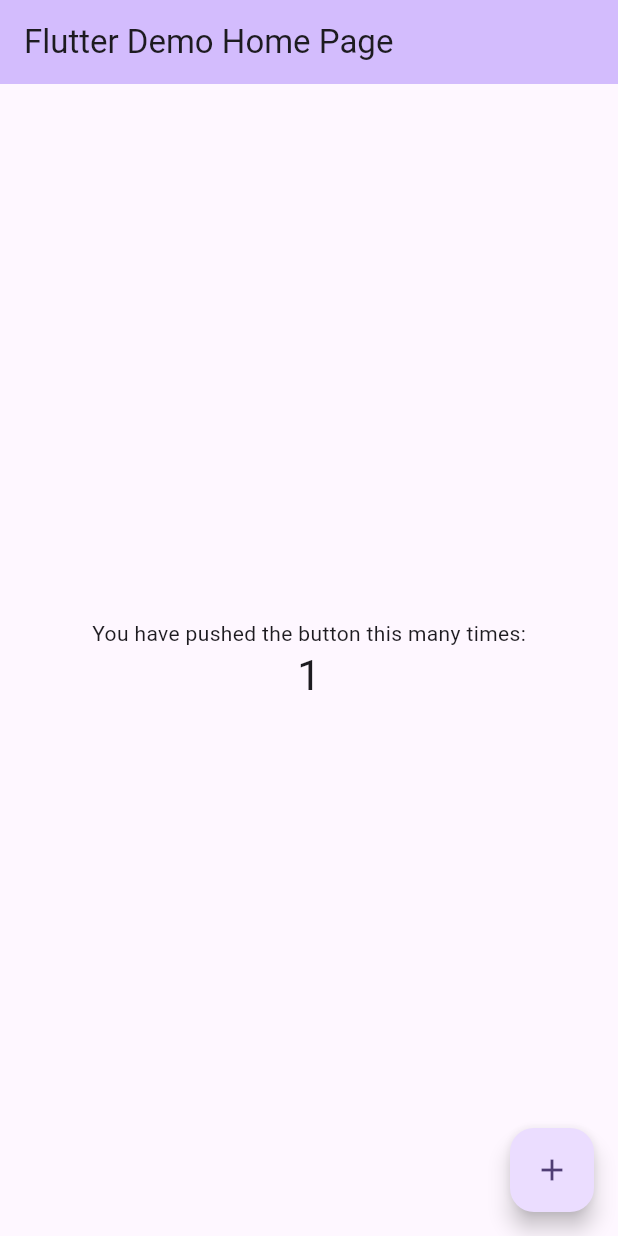
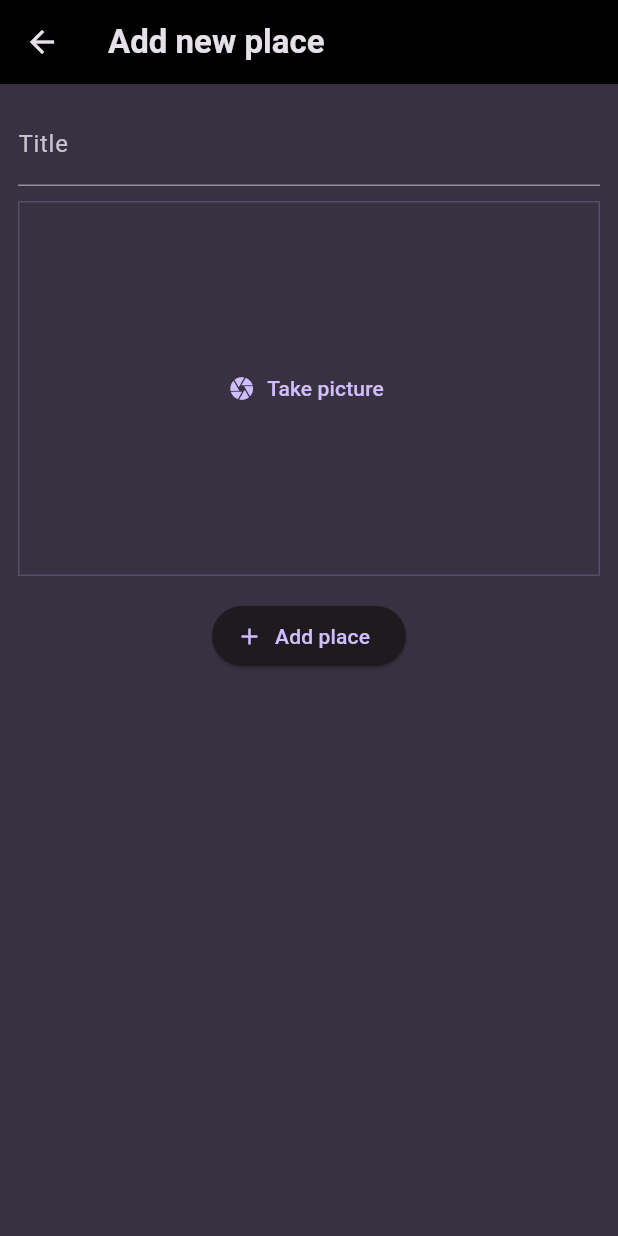
Before and after one commit to Asem-Abdo/favorite_palces, a Flutter app: the screen it shows after launch, after a tap on the "add" icon, on a phone screen of 412 x 824 dp. Run offline on Flutter 3.47's test engine with Material 3 defaults, Android fonts, the phone set to English and light mode, and no system bars; our stand-ins replace flutter_riverpod, google_fonts, image_picker.

Commit message:
Add place screen , details and pick image by using camera.

```diff
--- a/lib/main.dart
+++ b/lib/main.dart
@@ -1,122 +1,39 @@
+import 'package:favorite_places/screens/places_screen.dart';
+import 'package:flutter_riverpod/flutter_riverpod.dart';
 import 'package:flutter/material.dart';
+import 'package:google_fonts/google_fonts.dart';
+
+final colorScheme = ColorScheme.fromSeed(
+  brightness: Brightness.dark,
+  seedColor: const Color.fromARGB(255, 102, 6, 247),
+  surface: const Color.fromARGB(255, 56, 49, 66),
+);
+
+final theme = ThemeData().copyWith(
+  scaffoldBackgroundColor: colorScheme.surface,
+  appBarTheme: AppBarThemeData(backgroundColor: colorScheme.scrim),
+  colorScheme: colorScheme,
+  textTheme: GoogleFonts.ubuntuCondensedTextTheme().copyWith(
+    titleSmall: GoogleFonts.ubuntuCondensed(fontWeight: FontWeight.bold),
+    titleMedium: GoogleFonts.ubuntuCondensed(fontWeight: FontWeight.bold),
+    titleLarge: GoogleFonts.ubuntuCondensed(fontWeight: FontWeight.bold),
+  ),
+);
 
 void main() {
-  runApp(const MyApp());
+  runApp(ProviderScope(child: const MyApp()));
 }
 
 class MyApp extends StatelessWidget {
   const MyApp({super.key});
 
-  // This widget is the root of your application.
   @override
   Widget build(BuildContext context) {
     return MaterialApp(
-      title: 'Flutter Demo',
-      theme: ThemeData(
-        // This is the theme of your application.
-        //
-        // TRY THIS: Try running your application with "flutter run". You'll see
-        // the application has a purple toolbar. Then, without quitting the app,
-        // try changing the seedColor in the colorScheme below to Colors.green
-        // and then invoke "hot reload" (save your changes or press the "hot
-        // reload" button in a Flutter-supported IDE, or press "r" if you used
-        // the command line to start the app).
-        //
-        // Notice that the counter didn't reset back to zero; the application
-        // state is not lost during the reload. To reset the state, use hot
-        // restart instead.
-        //
-        // This works for code too, not just values: Most code changes can be
-        // tested with just a hot reload.
-        colorScheme: .fromSeed(seedColor: Colors.deepPurple),
-      ),
-      home: const MyHomePage(title: 'Flutter Demo Home Page'),
+      debugShowCheckedModeBanner: false,
+      title: 'Great Places',
+      theme: theme,
+      home: PlacesScreen(),
     );
   }
 }
-
-class MyHomePage extends StatefulWidget {
-  const MyHomePage({super.key, required this.title});
-
-  // This widget is the home page of your application. It is stateful, meaning
-  // that it has a State object (defined below) that contains fields that affect
-  // how it looks.
-
-  // This class is the configuration for the state. It holds the values (in this
-  // case the title) provided by the parent (in this case the App widget) and
-  // used by the build method of the State. Fields in a Widget subclass are
-  // always marked "final".
-
-  final String title;
-
-  @override
-  State<MyHomePage> createState() => _MyHomePageState();
-}
-
-class _MyHomePageState extends State<MyHomePage> {
-  int _counter = 0;
-
-  void _incrementCounter() {
-    setState(() {
-      // This call to setState tells the Flutter framework that something has
-      // changed in this State, which causes it to rerun the build method below
-      // so that the display can reflect the updated values. If we changed
-      // _counter without calling setState(), then the build method would not be
-      // called again, and so nothing would appear to happen.
-      _counter++;
-    });
-  }
-
-  @override
-  Widget build(BuildContext context) {
-    // This method is rerun every time setState is called, for instance as done
-    // by the _incrementCounter method above.
-    //
-    // The Flutter framework has been optimized to make rerunning build methods
-    // fast, so that you can just rebuild anything that needs updating rather
-    // than having to individually change instances of widgets.
-    return Scaffold(
-      appBar: AppBar(
-        // TRY THIS: Try changing the color here to a specific color (to
-        // Colors.amber, perhaps?) and trigger a hot reload to see the AppBar
-        // change color while the other colors stay the same.
-        backgroundColor: Theme.of(context).colorScheme.inversePrimary,
-        // Here we take the value from the MyHomePage object that was created by
-        // the App.build method, and use it to set our appbar title.
-        title: Text(widget.title),
-      ),
-      body: Center(
-        // Center is a layout widget. It takes a single child and positions it
-        // in the middle of the parent.
-        child: Column(
-          // Column is also a layout widget. It takes a list of children and
-          // arranges them vertically. By default, it sizes itself to fit its
-          // children horizontally, and tries to be as tall as its parent.
-          //
-          // Column has various properties to control how it sizes itself and
-          // how it positions its children. Here we use mainAxisAlignment to
-          // center the children vertically; the main axis here is the vertical
-          // axis because Columns are vertical (the cross axis would be
-          // horizontal).
-          //
-          // TRY THIS: Invoke "debug painting" (choose the "Toggle Debug Paint"
-          // action in the IDE, or press "p" in the console), to see the
-          // wireframe for each widget.
-          mainAxisAlignment: .center,
-          children: [
-            const Text('You have pushed the button this many times:'),
-            Text(
-              '$_counter',
-              style: Theme.of(context).textTheme.headlineMedium,
-            ),
-          ],
-        ),
-      ),
-      floatingActionButton: FloatingActionButton(
-        onPressed: _incrementCounter,
-        tooltip: 'Increment',
-        child: const Icon(Icons.add),
-      ),
-    );
-  }
-}
--- /dev/null
+++ b/lib/models/place.dart
@@ -0,0 +1,13 @@
+import 'dart:io';
+
+import 'package:uuid/uuid.dart';
+
+final uuid = Uuid();
+
+class Place {
+  Place({required this.title, required this.image}) : id = uuid.v4();
+
+  final String id;
+  final String title;
+  final File image;
+}
--- /dev/null
+++ b/lib/providers/user_places.dart
@@ -0,0 +1,19 @@
+import 'dart:io';
+
+import 'package:favorite_places/models/place.dart';
+import 'package:flutter_riverpod/flutter_riverpod.dart';
+import 'package:flutter_riverpod/legacy.dart';
+
+class UserPlacesNotifier extends StateNotifier<List<Place>> {
+  UserPlacesNotifier() : super(const []);
+
+  void addPlace(String title, File image) {
+    final newPlace = Place(title: title, image: image);
+    state = [newPlace, ...state];
+  }
+}
+
+final userPlacesProvider =
+    StateNotifierProvider<UserPlacesNotifier, List<Place>>(
+      (_) => UserPlacesNotifier(),
+    );
--- /dev/null
+++ b/lib/screens/add_place.dart
@@ -0,0 +1,68 @@
+import 'dart:io';
+
+import 'package:favorite_places/providers/user_places.dart';
+import 'package:favorite_places/widgets/image_input.dart';
+import 'package:flutter/material.dart';
+import 'package:flutter_riverpod/flutter_riverpod.dart';
+
+class AddPlaceScreen extends ConsumerStatefulWidget {
+  const AddPlaceScreen({super.key});
+
+  @override
+  ConsumerState<AddPlaceScreen> createState() => _AddPlaceScreenState();
+}
+
+class _AddPlaceScreenState extends ConsumerState<AddPlaceScreen> {
+  final _titleController = TextEditingController();
+  File? _selectedImage;
+
+  void _savePlace() {
+    final enteredTitle = _titleController.text;
+
+    if (enteredTitle.isEmpty || _selectedImage == null) {
+      return;
+    }
+    ref
+        .read(userPlacesProvider.notifier)
+        .addPlace(enteredTitle, _selectedImage!);
+    Navigator.of(context).pop();
+  }
+
+  @override
+  void dispose() {
+    // TODO: implement dispose
+    _titleController.dispose();
+    super.dispose();
+  }
+
+  @override
+  Widget build(BuildContext context) {
+    return Scaffold(
+      appBar: AppBar(title: const Text('Add new place')),
+      body: SingleChildScrollView(
+        padding: const EdgeInsets.all(12),
+        child: Column(
+          children: [
+            TextField(
+              decoration: const InputDecoration(labelText: 'Title'),
+              controller: _titleController,
+              style: TextStyle(color: Theme.of(context).colorScheme.onSurface),
+            ),
+            SizedBox(height: 10),
+            ImageInput(
+              onPickImage: (image) {
+                _selectedImage = image;
+              },
+            ),
+            SizedBox(height: 16),
+            ElevatedButton.icon(
+              onPressed: _savePlace,
+              icon: const Icon(Icons.add),
+              label: const Text('Add place'),
+            ),
+          ],
+        ),
+      ),
+    );
+  }
+}
--- /dev/null
+++ b/lib/screens/place_detail.dart
@@ -0,0 +1,25 @@
+import 'package:favorite_places/models/place.dart';
+import 'package:flutter/material.dart';
+
+class PlaceDetailScreen extends StatelessWidget {
+  const PlaceDetailScreen({super.key, required this.place});
+
+  final Place place;
+
+  @override
+  Widget build(BuildContext context) {
+    return Scaffold(
+      appBar: AppBar(title: Text(place.title)),
+      body: Stack(
+        children: [
+          Image.file(
+            place.image,
+            fit: BoxFit.cover,
+            width: double.infinity,
+            height: double.infinity,
+          ),
+        ],
+      ),
+    );
+  }
+}
--- /dev/null
+++ b/lib/screens/places_screen.dart
@@ -0,0 +1,33 @@
+import 'package:favorite_places/providers/user_places.dart';
+import 'package:favorite_places/screens/add_place.dart';
+import 'package:favorite_places/widgets/places_list.dart';
+import 'package:flutter/material.dart';
+import 'package:flutter_riverpod/flutter_riverpod.dart';
+
+class PlacesScreen extends ConsumerWidget {
+  const PlacesScreen({super.key});
+
+  @override
+  Widget build(BuildContext context, WidgetRef ref) {
+    final userPlaces = ref.watch(userPlacesProvider);
+    return Scaffold(
+      appBar: AppBar(
+        title: const Text('Your places'),
+        actions: [
+          IconButton(
+            onPressed: () {
+              Navigator.of(
+                context,
+              ).push(MaterialPageRoute(builder: (_) => const AddPlaceScreen()));
+            },
+            icon: Icon(Icons.add),
+          ),
+        ],
+      ),
+      body: Padding(
+        padding: EdgeInsets.all(8),
+        child: PlacesList(places: userPlaces),
+      ),
+    );
+  }
+}
--- /dev/null
+++ b/lib/widgets/image_input.dart
@@ -0,0 +1,65 @@
+import 'dart:io';
+
+import 'package:flutter/material.dart';
+import 'package:image_picker/image_picker.dart';
+
+class ImageInput extends StatefulWidget {
+  const ImageInput({super.key, required this.onPickImage});
+
+  final void Function(File image) onPickImage;
+
+  @override
+  State<ImageInput> createState() => _ImageInputState();
+}
+
+class _ImageInputState extends State<ImageInput> {
+  File? _selectedImage;
+
+  void _takePicture() async {
+    final imagePicker = ImagePicker();
+    final pickedImage = await imagePicker.pickImage(
+      source: ImageSource.camera,
+      maxWidth: 600,
+    );
+
+    if (pickedImage == null) {
+      return;
+    }
+    setState(() {
+      _selectedImage = File(pickedImage.path);
+    });
+    widget.onPickImage(_selectedImage!);
+  }
+
+  @override
+  Widget build(BuildContext context) {
+    Widget content = TextButton.icon(
+      icon: const Icon(Icons.camera),
+      label: const Text('Take picture'),
+      onPressed: _takePicture,
+    );
+    if (_selectedImage != null) {
+      content = GestureDetector(
+        onTap: _takePicture,
+        child: Image.file(
+          _selectedImage!,
+          fit: BoxFit.cover,
+          width: double.infinity,
+          height: double.infinity,
+        ),
+      );
+    }
+    return Container(
+      height: 250,
+      alignment: Alignment.center,
+      decoration: BoxDecoration(
+        border: Border.all(
+          width: 1,
+          color: Theme.of(context).colorScheme.primary.withValues(alpha: .2),
+        ),
+      ),
+      width: double.infinity,
+      child: content,
+    );
+  }
+}
--- /dev/null
+++ b/lib/widgets/places_list.dart
@@ -0,0 +1,45 @@
+import 'package:favorite_places/models/place.dart';
+import 'package:favorite_places/screens/place_detail.dart';
+import 'package:flutter/material.dart';
+
+class PlacesList extends StatelessWidget {
+  const PlacesList({super.key, required this.places});
+
+  final List<Place> places;
+
+  @override
+  Widget build(BuildContext context) {
+    if (places.isEmpty) {
+      return Center(
+        child: Text(
+          'No places added yet.',
+          style: Theme.of(context).textTheme.bodyLarge!.copyWith(
+            color: Theme.of(context).colorScheme.onSurface,
+          ),
+        ),
+      );
+    }
+    return ListView.builder(
+      itemCount: places.length,
+      itemBuilder: (_, index) => ListTile(
+        leading: CircleAvatar(
+          radius: 32,
+          backgroundImage: FileImage(places[index].image),
+        ),
+        title: Text(
+          places[index].title,
+          style: Theme.of(context).textTheme.titleMedium!.copyWith(
+            color: Theme.of(context).colorScheme.onSurface,
+          ),
+        ),
+        onTap: () {
+          Navigator.of(context).push(
+            MaterialPageRoute(
+              builder: (_) => PlaceDetailScreen(place: places[index]),
+            ),
+          );
+        },
+      ),
+    );
+  }
+}
--- a/pubspec.yaml
+++ b/pubspec.yaml
@@ -34,6 +34,10 @@ dependencies:
   # The following adds the Cupertino Icons font to your application.
   # Use with the CupertinoIcons class for iOS style icons.
   cupertino_icons: ^1.0.8
+  google_fonts: ^6.3.3
+  uuid: ^4.5.2
+  flutter_riverpod: ^3.0.3
+  image_picker: ^1.2.1
 
 dev_dependencies:
   flutter_test:
```
Also changed, not shown: pubspec.lock, 6 other files.
